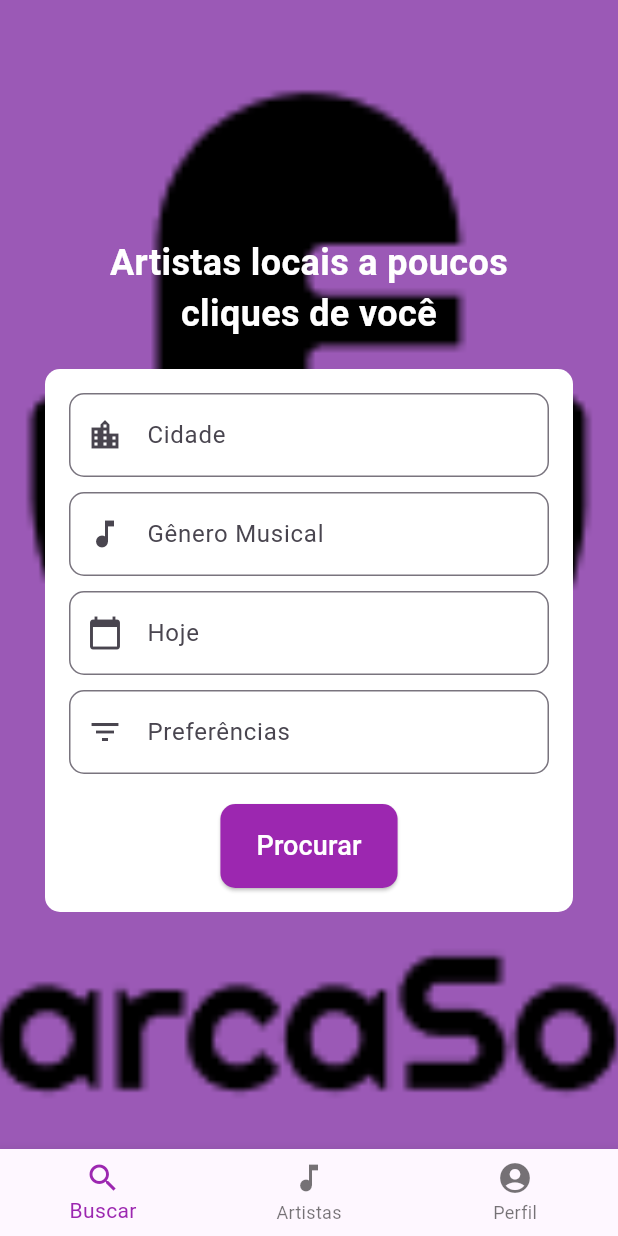
After one commit to antoniosereno95/marcasom, a Flutter app: the BuscaInicial screen opened directly, on a phone screen of 412 x 824 dp. The commit adds this screen. Run offline on Flutter 3.47's test engine with Material 3 defaults, Android fonts, the phone set to English and light mode, and no system bars.

Commit message:
Implementação do delay na pagina de loading e criaçao do esqueleto(errado) da pagina de busca inicial

```diff
--- a/lib/main.dart
+++ b/lib/main.dart
@@ -1,5 +1,4 @@
 import 'package:flutter/material.dart';
-import 'telas/loadingScreen.dart';
 import 'telas/loginScreen.dart';
 import 'telas/cadastroScreen.dart';
 
--- /dev/null
+++ b/lib/telas/buscaInicial.dart
@@ -0,0 +1,125 @@
+import 'package:flutter/material.dart';
+
+class BuscaInicial extends StatelessWidget {
+  @override
+  Widget build(BuildContext context) {
+    return Scaffold(
+      body: Stack(
+        children: [
+          // Background Image
+          Container(
+            decoration: BoxDecoration(
+              image: DecorationImage(
+                image: AssetImage('lib/assets/images/logo marcasom tela inicial.png'),
+                fit: BoxFit.cover,
+              ),
+            ),
+          ),
+          // Foreground Content
+          Column(
+            mainAxisAlignment: MainAxisAlignment.center,
+            children: [
+              Text(
+                'Artistas locais a poucos\ncliques de você',
+                textAlign: TextAlign.center,
+                style: TextStyle(
+                  color: Colors.white,
+                  fontSize: 24,
+                  fontWeight: FontWeight.bold,
+                ),
+              ),
+              SizedBox(height: 20),
+              Container(
+                margin: EdgeInsets.symmetric(horizontal: 30.0),
+                padding: EdgeInsets.all(16.0),
+                decoration: BoxDecoration(
+                  color: Colors.white,
+                  borderRadius: BorderRadius.circular(10.0),
+                ),
+                child: Column(
+                  children: [
+                    TextField(
+                      decoration: InputDecoration(
+                        prefixIcon: Icon(Icons.location_city),
+                        hintText: 'Cidade',
+                        border: OutlineInputBorder(
+                          borderRadius: BorderRadius.circular(10.0),
+                        ),
+                      ),
+                    ),
+                    SizedBox(height: 10),
+                    TextField(
+                      decoration: InputDecoration(
+                        prefixIcon: Icon(Icons.music_note),
+                        hintText: 'Gênero Musical',
+                        border: OutlineInputBorder(
+                          borderRadius: BorderRadius.circular(10.0),
+                        ),
+                      ),
+                    ),
+                    SizedBox(height: 10),
+                    TextField(
+                      decoration: InputDecoration(
+                        prefixIcon: Icon(Icons.calendar_today),
+                        hintText: 'Hoje',
+                        border: OutlineInputBorder(
+                          borderRadius: BorderRadius.circular(10.0),
+                        ),
+                      ),
+                    ),
+                    SizedBox(height: 10),
+                    TextField(
+                      decoration: InputDecoration(
+                        prefixIcon: Icon(Icons.filter_list),
+                        hintText: 'Preferências',
+                        border: OutlineInputBorder(
+                          borderRadius: BorderRadius.circular(10.0),
+                        ),
+                      ),
+                    ),
+                    SizedBox(height: 20),
+                    ElevatedButton(
+                      onPressed: () {
+                        // Ação ao clicar no botão de procurar
+                      },
+                      style: ElevatedButton.styleFrom(
+                        backgroundColor: Color(0xFF9C27B0),
+                        shape: RoundedRectangleBorder(
+                          borderRadius: BorderRadius.circular(10.0),
+                        ),
+                      ),
+                      child: Padding(
+                        padding: EdgeInsets.symmetric(vertical: 15.0),
+                        child: Text(
+                          'Procurar',
+                          style: TextStyle(fontSize: 18, color: Colors.white),
+                        ),
+                      ),
+                    ),
+                  ],
+                ),
+              ),
+            ],
+          ),
+        ],
+      ),
+      bottomNavigationBar: BottomNavigationBar(
+        items: const <BottomNavigationBarItem>[
+          BottomNavigationBarItem(
+            icon: Icon(Icons.search),
+            label: 'Buscar',
+          ),
+          BottomNavigationBarItem(
+            icon: Icon(Icons.music_note),
+            label: 'Artistas',
+          ),
+          BottomNavigationBarItem(
+            icon: Icon(Icons.account_circle),
+            label: 'Perfil',
+          ),
+        ],
+        selectedItemColor: Colors.purple,
+      ),
+    );
+  }
+}
--- a/lib/telas/loadingScreen.dart
+++ b/lib/telas/loadingScreen.dart
@@ -1,20 +1,30 @@
 import 'package:flutter/material.dart';
-import 'loginScreen.dart';
+import 'dart:async';
+import 'buscaInicial.dart';
 
-class LoadingScreen extends StatelessWidget {
+class LoadingScreen extends StatefulWidget {
+  @override
+  _LoadingScreenState createState() => _LoadingScreenState();
+}
+
+class _LoadingScreenState extends State<LoadingScreen> {
+  @override
+  void initState() {
+    super.initState();
+    // Redireciona para a página de login após 3 segundos
+    Future.delayed(Duration(seconds: 3), () {
+      Navigator.pushReplacement(
+        context,
+        MaterialPageRoute(builder: (context) => BuscaInicial()),
+      );
+    });
+  }
+
   @override
   Widget build(BuildContext context) {
     return Scaffold(
       backgroundColor: Color(0xFF9C27B0),
       body: Center(
-        child: GestureDetector(
-          onTap: () {
-
-            Navigator.push(
-              context,
-              MaterialPageRoute(builder: (context) => LoginScreen()),
-            );
-          },
         child: Column(
           mainAxisAlignment: MainAxisAlignment.center,
           children: [
@@ -34,7 +44,6 @@ class LoadingScreen extends StatelessWidget {
           ],
         ),
       ),
-      ),
     );
   }
 }
--- a/lib/telas/loginScreen.dart
+++ b/lib/telas/loginScreen.dart
@@ -1,7 +1,11 @@
 import 'package:flutter/material.dart';
+import 'loadingScreen.dart';
 import 'cadastroScreen.dart';
 
 class LoginScreen extends StatelessWidget {
+  final TextEditingController emailController = TextEditingController();
+  final TextEditingController senhaController = TextEditingController();
+
   @override
   Widget build(BuildContext context) {
     return Scaffold(
@@ -32,6 +36,7 @@ class LoginScreen extends StatelessWidget {
             ),
             SizedBox(height: 50),
             TextField(
+              controller: emailController,
               decoration: InputDecoration(
                 hintText: 'E-mail',
                 border: OutlineInputBorder(
@@ -43,6 +48,7 @@ class LoginScreen extends StatelessWidget {
             ),
             SizedBox(height: 20),
             TextField(
+              controller: senhaController,
               decoration: InputDecoration(
                 hintText: 'Senha',
                 border: OutlineInputBorder(
@@ -56,7 +62,20 @@ class LoginScreen extends StatelessWidget {
             SizedBox(height: 20),
             ElevatedButton(
               onPressed: () {
-                // Ação ao clicar no botão de acessar
+                // Verifique se o e-mail e a senha são iguais a "marcasom"
+                if (emailController.text == 'marcasom' &&
+                    senhaController.text == 'marcasom') {
+                  // Navegar para a página de loading
+                  Navigator.push(
+                    context,
+                    MaterialPageRoute(builder: (context) => LoadingScreen()),
+                  );
+                } else {
+                  // Mostre uma mensagem de erro
+                  ScaffoldMessenger.of(context).showSnackBar(
+                    SnackBar(content: Text('E-mail ou senha incorretos')),
+                  );
+                }
               },
               style: ElevatedButton.styleFrom(
                 backgroundColor: Color(0xFF9C27B0),
```
Lines whose indentation alone changed are shown as unchanged.
